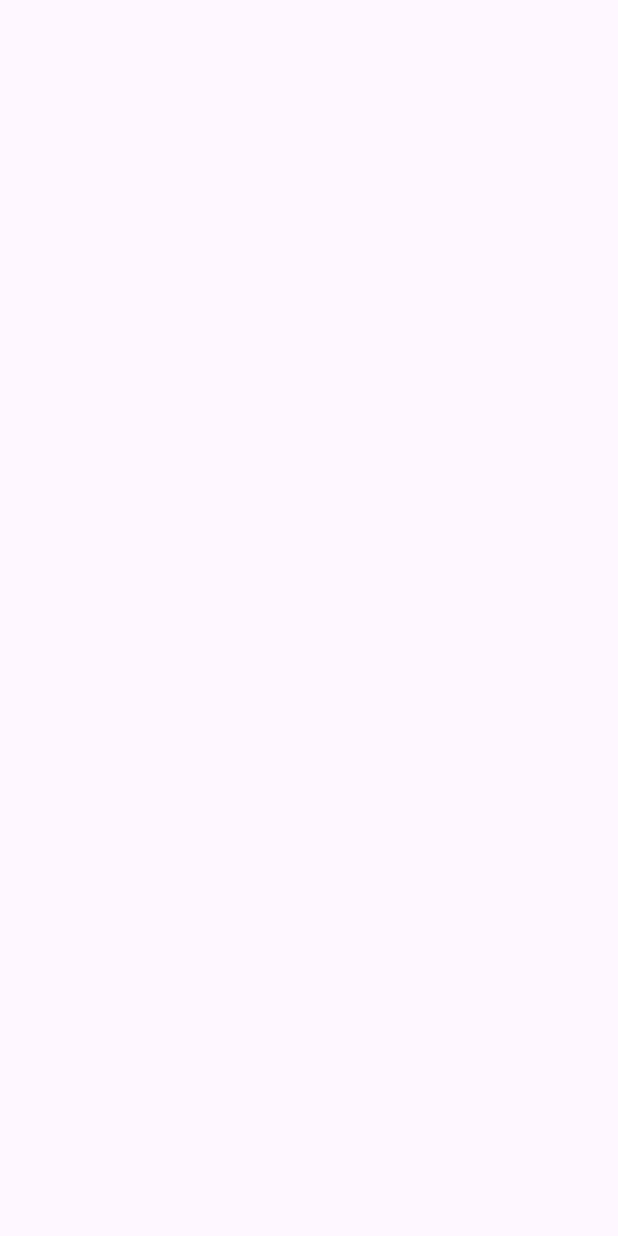
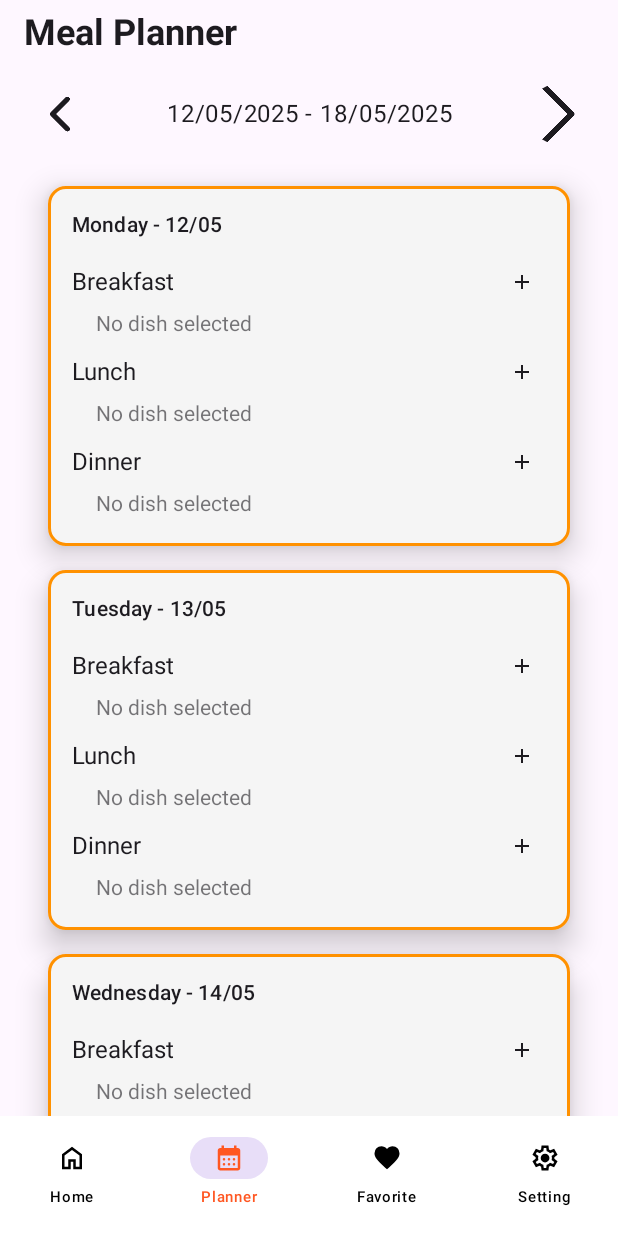
Before and after one commit to neuoavs/MealmeatApp, an Android app built with Jetpack Compose: the MealPlannerScreen screen opened through its navigation route, on a phone screen of 412 x 824 dp. Before the commit the screen is empty. Run offline under Robolectric (Android 15) with nearby library versions, the phone set to English and light mode, and no system bars; pictures from the network do not load.

Commit message:
mealplanner cập nhật

```diff
--- a/app/src/main/java/com/example/mealmeatapp/MainActivity.kt
+++ b/app/src/main/java/com/example/mealmeatapp/MainActivity.kt
@@ -12,10 +12,10 @@ import androidx.compose.ui.Modifier
 import androidx.navigation.compose.NavHost
 import androidx.navigation.compose.composable
 import androidx.navigation.compose.rememberNavController
-
 import com.example.mealmeatapp.ui.theme.MealtimeAppTheme
 import com.example.mealmeatapp.view.FavoriteScreen
 import com.example.mealmeatapp.view.HomeScreen
+import com.example.mealmeatapp.view.MealPlannerScreen
 import com.example.mealmeatapp.view.MealtimeScreen
 import com.example.mealmeatapp.view.ProfileScreen
 import com.example.mealmeatapp.view.ProfileSetupScreen
@@ -28,10 +28,10 @@ import com.example.mealmeatapp.viewmodel.HomeViewModel
 import com.example.mealmeatapp.viewmodel.ProfileSetUpViewModel
 import com.example.mealmeatapp.viewmodel.ProfileViewModel
 import com.example.mealmeatapp.viewmodel.RecipeDetailViewModel
+import com.example.mealmeatapp.viewmodel.RecipePlannerViewModel
 import com.example.mealmeatapp.viewmodel.SettingViewModel
 import com.example.mealmeatapp.viewmodel.SignInViewModel
 import com.example.mealmeatapp.viewmodel.SignUpViewModel
-
 
 class MainActivity : ComponentActivity() {
 
@@ -43,6 +43,7 @@ class MainActivity : ComponentActivity() {
     private val favoriteViewModel: FavoriteViewModel by viewModels()
     private val settingViewModel: SettingViewModel by viewModels()
     private val profileViewModel: ProfileViewModel by viewModels()
+    private val recipePlannerViewModel: RecipePlannerViewModel by viewModels()
 
     @RequiresApi(Build.VERSION_CODES.O)
     override fun onCreate(savedInstanceState: Bundle?) {
@@ -51,7 +52,11 @@ class MainActivity : ComponentActivity() {
             MealtimeAppTheme {
                 val navController = rememberNavController()
                 Scaffold { innerPadding ->
-                        NavHost(navController = navController, startDestination = "meal_time", modifier = Modifier.padding(innerPadding)) {
+                    NavHost(
+                        navController = navController,
+                        startDestination = "meal_time",
+                        modifier = Modifier.padding(innerPadding)
+                    ) {
                         composable("meal_time") {
                             MealtimeScreen(
                                 navController = navController
@@ -89,7 +94,8 @@ class MainActivity : ComponentActivity() {
                                 navController = navController,
                                 homeViewModel = homeViewModel,
                                 recipeDetailViewModel = recipeDetailViewModel,
-                                    profileViewModel = profileViewModel
+                                profileViewModel = profileViewModel,
+                                recipePlannerViewModel = recipePlannerViewModel
                             )
                         }
 
@@ -97,12 +103,17 @@ class MainActivity : ComponentActivity() {
                             RecipeDetailScreen(
                                 navController = navController,
                                 recipeDetailViewModel = recipeDetailViewModel,
-                                    profileViewModel = profileViewModel,
+                                profileViewModel = profileViewModel
                             )
                         }
 
                         composable("planner") {
-
+                            MealPlannerScreen(
+                                navController = navController,
+                                profileViewModel = profileViewModel,
+                                recipeDetailViewModel = recipeDetailViewModel,
+                                recipePlannerViewModel = recipePlannerViewModel
+                            )
                         }
 
                         composable("favorite") {
@@ -113,6 +124,7 @@ class MainActivity : ComponentActivity() {
                                 profileViewModel = profileViewModel
                             )
                         }
+
                         composable("setting") {
                             SettingScreen(
                                 navController = navController,
@@ -127,7 +139,6 @@ class MainActivity : ComponentActivity() {
                                 profileViewModel = profileViewModel
                             )
                         }
-
                     }
                 }
             }
--- a/app/src/main/java/com/example/mealmeatapp/model/Schedule.kt
+++ b/app/src/main/java/com/example/mealmeatapp/model/Schedule.kt
@@ -4,7 +4,7 @@ import com.example.mealmeatapp.apimodel.recipe.Recipe
 import java.time.LocalDate
 
 data class ScheduledMeal(
-    val recipe: Recipe,
+    val recipe : Recipe,
     val date: LocalDate,
     val mealType: MealType // BREAKFAST, LUNCH, DINNER
 )
--- /dev/null
+++ b/app/src/main/java/com/example/mealmeatapp/view/MealPlannerScreen.kt
@@ -0,0 +1,70 @@
+package com.example.mealmeatapp.view
+
+import android.os.Build
+import androidx.annotation.RequiresApi
+import androidx.compose.foundation.layout.padding
+import androidx.compose.material3.Scaffold
+import androidx.compose.runtime.*
+import androidx.compose.ui.Modifier
+import androidx.compose.ui.tooling.preview.Preview
+import androidx.compose.ui.unit.dp
+import androidx.navigation.NavController
+import androidx.navigation.compose.rememberNavController
+import com.example.mealmeatapp.ui.theme.MealtimeAppTheme
+import com.example.mealmeatapp.view.component.BottomNavigationBar
+import com.example.mealmeatapp.view.component.MealPlannerComponent
+import com.example.mealmeatapp.viewmodel.ProfileViewModel
+import com.example.mealmeatapp.viewmodel.RecipeDetailViewModel
+import com.example.mealmeatapp.viewmodel.RecipePlannerViewModel
+import java.time.LocalDate
+import java.time.DayOfWeek
+
+@RequiresApi(Build.VERSION_CODES.O)
+@Composable
+fun MealPlannerScreen(
+    navController: NavController,
+    profileViewModel: ProfileViewModel,
+    recipeDetailViewModel: RecipeDetailViewModel,
+    recipePlannerViewModel: RecipePlannerViewModel
+) {
+    val currentWeekStart = remember {
+        mutableStateOf(LocalDate.now().with(DayOfWeek.MONDAY))
+    }
+
+    Scaffold(
+        bottomBar = { BottomNavigationBar(navController) }
+    ) { padding ->
+        MealPlannerComponent(
+            weekStart = currentWeekStart.value,
+            onPreviousWeek = {
+                currentWeekStart.value = currentWeekStart.value.minusWeeks(1)
+            },
+            onNextWeek = {
+                currentWeekStart.value = currentWeekStart.value.plusWeeks(1)
+            },
+            navController = navController,
+            profileViewModel = profileViewModel,
+            recipeDetailViewModel = recipeDetailViewModel,
+            recipePlannerViewModel = recipePlannerViewModel,
+            modifier = Modifier
+                .padding(padding)
+                .padding(horizontal = 16.dp)
+        )
+    }
+}
+
+@RequiresApi(Build.VERSION_CODES.O)
+@Preview(showBackground = true)
+@Composable
+fun MealPlannerScreenPreview() {
+    MealtimeAppTheme {
+        MealPlannerScreen(
+            navController = rememberNavController(),
+            profileViewModel = ProfileViewModel(),
+            recipeDetailViewModel = RecipeDetailViewModel(),
+            recipePlannerViewModel = RecipePlannerViewModel().apply {
+                setPreviewMode(true)
+            }
+        )
+    }
+}
--- /dev/null
+++ b/app/src/main/java/com/example/mealmeatapp/view/component/MealPlannerComponent.kt
@@ -0,0 +1,322 @@
+package com.example.mealmeatapp.view.component
+
+import android.os.Build
+import androidx.annotation.RequiresApi
+import androidx.compose.foundation.BorderStroke
+import androidx.compose.foundation.background
+import androidx.compose.foundation.clickable
+import androidx.compose.foundation.layout.*
+import androidx.compose.foundation.lazy.LazyColumn
+import androidx.compose.foundation.lazy.items
+import androidx.compose.foundation.shape.RoundedCornerShape
+import androidx.compose.material3.*
+import androidx.compose.runtime.*
+import androidx.compose.ui.Alignment
+import androidx.compose.ui.Modifier
+import androidx.compose.ui.graphics.Color
+import androidx.compose.ui.res.painterResource
+import androidx.compose.ui.text.style.TextAlign
+import androidx.compose.ui.text.style.TextOverflow
+import androidx.compose.ui.unit.dp
+import androidx.compose.ui.window.Dialog
+import androidx.compose.ui.window.DialogProperties
+import androidx.navigation.NavController
+import com.example.mealmeatapp.R
+import com.example.mealmeatapp.apimodel.recipe.Recipe
+import com.example.mealmeatapp.model.MealType
+import com.example.mealmeatapp.viewmodel.ProfileViewModel
+import com.example.mealmeatapp.viewmodel.RecipeDetailViewModel
+import com.example.mealmeatapp.viewmodel.RecipePlannerViewModel
+import java.time.LocalDate
+import java.time.format.DateTimeFormatter
+
+@RequiresApi(Build.VERSION_CODES.O)
+@Composable
+fun MealPlannerComponent(
+    weekStart: LocalDate,
+    onPreviousWeek: () -> Unit,
+    onNextWeek: () -> Unit,
+    navController: NavController,
+    profileViewModel: ProfileViewModel,
+    recipeDetailViewModel: RecipeDetailViewModel,
+    recipePlannerViewModel: RecipePlannerViewModel,
+    modifier: Modifier = Modifier
+) {
+    LazyColumn(modifier = modifier) {
+        item {
+            Text(
+                text = "Meal Planner",
+                style = MaterialTheme.typography.headlineSmall,
+                modifier = Modifier.padding(vertical = 8.dp)
+            )
+            WeekSelector(weekStart, onPreviousWeek, onNextWeek)
+            WeeklyMealPlan(
+                weekStart = weekStart,
+                navController = navController,
+                profileViewModel = profileViewModel,
+                recipeDetailViewModel = recipeDetailViewModel,
+                recipePlannerViewModel = recipePlannerViewModel
+            )
+        }
+    }
+}
+
+@RequiresApi(Build.VERSION_CODES.O)
+@Composable
+fun WeekSelector(
+    weekStart: LocalDate,
+    onPreviousWeek: () -> Unit,
+    onNextWeek: () -> Unit
+) {
+    val formatter = DateTimeFormatter.ofPattern("dd/MM/yyyy")
+    val weekEnd = weekStart.plusDays(6)
+    val weekRange = "${weekStart.format(formatter)} - ${weekEnd.format(formatter)}"
+
+    Row(
+        modifier = Modifier
+            .fillMaxWidth()
+            .padding(vertical = 8.dp),
+        horizontalArrangement = Arrangement.SpaceBetween,
+        verticalAlignment = Alignment.CenterVertically
+    ) {
+        IconButton(onClick = onPreviousWeek) {
+            Icon(
+                painter = painterResource(id = R.drawable.previous),
+                contentDescription = "Previous week"
+            )
+        }
+        Text(
+            text = weekRange,
+            style = MaterialTheme.typography.bodyLarge,
+            modifier = Modifier.weight(1f),
+            textAlign = TextAlign.Center
+        )
+        IconButton(onClick = onNextWeek) {
+            Icon(
+                painter = painterResource(id = R.drawable.next),
+                contentDescription = "Next week"
+            )
+        }
+    }
+}
+
+@RequiresApi(Build.VERSION_CODES.O)
+@Composable
+fun WeeklyMealPlan(
+    weekStart: LocalDate,
+    navController: NavController,
+    profileViewModel: ProfileViewModel,
+    recipeDetailViewModel: RecipeDetailViewModel,
+    recipePlannerViewModel: RecipePlannerViewModel
+) {
+    val daysOfWeek = listOf("Monday", "Tuesday", "Wednesday", "Thursday", "Friday", "Saturday", "Sunday")
+
+    Column(modifier = Modifier.fillMaxWidth().padding(vertical = 8.dp)) {
+        daysOfWeek.forEachIndexed { index, day ->
+            val date = weekStart.plusDays(index.toLong())
+            val formatter = DateTimeFormatter.ofPattern("dd/MM")
+
+            Card(
+                modifier = Modifier
+                    .fillMaxWidth()
+                    .padding(horizontal = 16.dp, vertical = 8.dp),
+                shape = MaterialTheme.shapes.medium,
+                elevation = CardDefaults.cardElevation(defaultElevation = 12.dp),
+                colors = CardDefaults.cardColors(containerColor = Color(0xFFF5F5F5)),
+                border = BorderStroke(2.dp, Color(0xFFFF9100))
+            ) {
+                Column(modifier = Modifier.padding(16.dp)) {
+                    Text(
+                        text = "$day - ${date.format(formatter)}",
+                        style = MaterialTheme.typography.titleSmall
+                    )
+                    Spacer(modifier = Modifier.height(8.dp))
+                    DayMealPlan(
+                        date = date,
+                        navController = navController,
+                        profileViewModel = profileViewModel,
+                        recipeDetailViewModel = recipeDetailViewModel,
+                        recipePlannerViewModel = recipePlannerViewModel
+                    )
+                }
+            }
+        }
+    }
+}
+
+@RequiresApi(Build.VERSION_CODES.O)
+@Composable
+fun DayMealPlan(
+    date: LocalDate,
+    navController: NavController,
+    profileViewModel: ProfileViewModel,
+    recipeDetailViewModel: RecipeDetailViewModel,
+    recipePlannerViewModel: RecipePlannerViewModel
+) {
+    val mealTypes = listOf(MealType.BREAKFAST, MealType.LUNCH, MealType.DINNER)
+    var showDialog by remember { mutableStateOf(false) }
+    var selectedMealType by remember { mutableStateOf<MealType?>(null) }
+    val mealsByType = recipePlannerViewModel.mealsFor(date)
+
+    Column {
+        mealTypes.forEach { mealType ->
+            val mealsForDay = mealsByType[mealType] ?: emptyList()
+
+            Column(modifier = Modifier.fillMaxWidth().padding(vertical = 4.dp)) {
+                Row(
+                    modifier = Modifier.fillMaxWidth(),
+                    horizontalArrangement = Arrangement.SpaceBetween,
+                    verticalAlignment = Alignment.CenterVertically
+                ) {
+                    Text(
+                        text = mealType.name.lowercase().replaceFirstChar { it.uppercase() },
+                        style = MaterialTheme.typography.bodyMedium
+                    )
+                    Icon(
+                        painter = painterResource(id = R.drawable.add),
+                        contentDescription = "Add meal",
+                        modifier = Modifier
+                            .size(32.dp)
+                            .padding(8.dp)
+                            .clickable {
+                                selectedMealType = mealType
+                                showDialog = true
+                            }
+                    )
+                }
+
+                if (mealsForDay.isEmpty()) {
+                    Text(
+                        text = "No dish selected",
+                        style = MaterialTheme.typography.bodySmall,
+                        color = MaterialTheme.colorScheme.onSurface.copy(alpha = 0.6f),
+                        modifier = Modifier.padding(start = 16.dp, top = 4.dp)
+                    )
+                } else {
+                    mealsForDay.forEach { recipe ->
+                        Row(
+                            modifier = Modifier
+                                .fillMaxWidth()
+                                .padding(start = 16.dp, top = 4.dp),
+                            horizontalArrangement = Arrangement.SpaceBetween
+                        ) {
+                            Text(
+                                text = recipe.title,
+                                style = MaterialTheme.typography.bodySmall,
+                                maxLines = 1,
+                                overflow = TextOverflow.Ellipsis,
+                                modifier = Modifier.weight(1f)
+                            )
+                            Icon(
+                                painter = painterResource(id = R.drawable.delete),
+                                contentDescription = "Remove meal",
+                                modifier = Modifier
+                                    .size(24.dp)
+                                    .clickable {
+                                        recipePlannerViewModel.removeMeal(date, mealType, recipe)
+                                    }
+                            )
+                        }
+                    }
+                }
+            }
+        }
+    }
+
+    if (showDialog && selectedMealType != null) {
+        RecipeSelectionDialog(
+            onDismiss = { showDialog = false },
+            onRecipeSelected = { recipe ->
+                recipePlannerViewModel.scheduleMeal(date, selectedMealType!!, recipe)
+                showDialog = false
+            },
+            recipePlannerViewModel = recipePlannerViewModel,
+            profileViewModel = profileViewModel,
+            navController = navController,
+            recipeDetailViewModel = recipeDetailViewModel
+        )
+    }
+}
+
+@Composable
+fun RecipeSelectionDialog(
+    onDismiss: () -> Unit,
+    onRecipeSelected: (Recipe) -> Unit,
+    recipePlannerViewModel: RecipePlannerViewModel,
+    profileViewModel: ProfileViewModel,
+    navController: NavController,
+    recipeDetailViewModel: RecipeDetailViewModel
+) {
+    Dialog(
+        onDismissRequest = onDismiss,
+        properties = DialogProperties(decorFitsSystemWindows = false, usePlatformDefaultWidth = false)
+    ) {
+        Box(
+            modifier = Modifier
+                .fillMaxSize()
+                .background(Color(0xFFF0F8E0))
+        ) {
+            Card(
+                modifier = Modifier
+                    .fillMaxWidth()
+                    .padding(horizontal = 16.dp, vertical = 8.dp)
+                    .align(Alignment.Center),
+                shape = MaterialTheme.shapes.medium,
+                elevation = CardDefaults.cardElevation(defaultElevation = 12.dp),
+                colors = CardDefaults.cardColors(containerColor = Color(0xFFF5F5F5)),
+                border = BorderStroke(2.dp, Color(0xFFFF9100))
+            ) {
+                Column(modifier = Modifier.padding(16.dp)) {
+                    Text(
+                        text = "Select a Recipe",
+                        style = MaterialTheme.typography.titleMedium,
+                        color = Color(0xFFFF9100),
+                        modifier = Modifier.padding(bottom = 16.dp)
+                    )
+                    recipePlannerViewModel.errorMessage?.let { error ->
+                        Text(
+                            text = error,
+                            style = MaterialTheme.typography.bodyMedium,
+                            color = MaterialTheme.colorScheme.error,
+                            modifier = Modifier.padding(bottom = 16.dp)
+                        )
+                    }
+                    if (recipePlannerViewModel.allRecipes.isEmpty()) {
+                        Text(
+                            text = "No recipes available",
+                            style = MaterialTheme.typography.bodyMedium,
+                            color = MaterialTheme.colorScheme.onSurface.copy(alpha = 0.6f),
+                            modifier = Modifier
+                                .fillMaxWidth()
+                                .padding(vertical = 16.dp),
+                            textAlign = TextAlign.Center
+                        )
+                    } else {
+                        LazyColumn(modifier = Modifier.heightIn(max = 300.dp)) {
+                            items(recipePlannerViewModel.allRecipes) { recipe ->
+                                RecipeItemLargePlan(
+                                    navController = navController,
+                                    recipeDetailViewModel = recipeDetailViewModel,
+                                    profileViewModel = profileViewModel,
+                                    recipe = recipe,
+                                    modifier = Modifier
+                                        .fillMaxWidth()
+                                        .clickable { onRecipeSelected(recipe) }
+                                        .background(Color(0xFFFFF3E0), RoundedCornerShape(4.dp))
+                                        .padding(vertical = 4.dp)
+                                )
+                            }
+                        }
+                    }
+                    TextButton(
+                        onClick = onDismiss,
+                        modifier = Modifier.align(Alignment.End),
+                        colors = ButtonDefaults.textButtonColors(contentColor = Color(0xFFFF9100))
+                    ) {
+                        Text("Cancel")
+                    }
+                }
+            }
+        }
+    }
+}
--- a/app/src/main/java/com/example/mealmeatapp/viewmodel/RecipePlannerViewModel.kt
+++ b/app/src/main/java/com/example/mealmeatapp/viewmodel/RecipePlannerViewModel.kt
@@ -1,42 +1,79 @@
 package com.example.mealmeatapp.viewmodel
 
 import androidx.compose.runtime.mutableStateListOf
+import androidx.compose.runtime.mutableStateOf
 import androidx.lifecycle.ViewModel
+import androidx.lifecycle.viewModelScope
 import com.example.mealmeatapp.apimodel.recipe.Recipe
 import com.example.mealmeatapp.model.MealType
 import com.example.mealmeatapp.model.ScheduledMeal
+import com.example.mealmeatapp.apimodel.request.ApiClient
+import kotlinx.coroutines.launch
 import java.time.LocalDate
 
-
 class RecipePlannerViewModel : ViewModel() {
-
-
     private val _schedule = mutableStateListOf<ScheduledMeal>()
     val schedule: List<ScheduledMeal> = _schedule
 
+    private val _allRecipes = mutableStateListOf<Recipe>()
+    val allRecipes: List<Recipe> = _allRecipes
 
+    private val MAX_RECIPES_PER_MEAL = 2
 
-    fun scheduleMeal(date: LocalDate, mealType: MealType, recipe: Recipe) {
-        // loại bỏ nếu đã có cùng date+mealType
-        _schedule.removeAll { it.date == date && it.mealType == mealType }
-        _schedule.add(ScheduledMeal(recipe, date, mealType))
+    private val _errorMessage = mutableStateOf<String?>(null)
+    val errorMessage: String? get() = _errorMessage.value
+
+    init {
+        fetchAllRecipes()
     }
-    fun mealsFor(date: LocalDate): Map<MealType, Recipe?> {
-        return MealType.values().associateWith { type ->
-            _schedule.find { it.date == date && it.mealType == type }?.recipe
+
+    fun setPreviewMode(isPreview: Boolean) {
+        if (isPreview) {
+            _allRecipes.addAll(
+                listOf(
+                    Recipe(id = 1, title = "Mock Recipe 1", summary = "", instructions = ""),
+                    Recipe(id = 2, title = "Mock Recipe 2", summary = "", instructions = "")
+                )
+            )
+        } else {
+            fetchAllRecipes()
         }
     }
 
+    private fun fetchAllRecipes() {
+        viewModelScope.launch {
+            try {
+                val response = ApiClient.apiService.getRandomRecipe(includeTags = "")
+                _allRecipes.clear()
+                _allRecipes.addAll(response.recipes)
+                _errorMessage.value = null
+            } catch (e: Exception) {
+                _errorMessage.value = "Failed to load recipes: ${e.message}"
+            }
+        }
+    }
 
-    /*Note
-    Bang = email, Date, idRecipe
-    Chọn được tuần, ngày
+    fun scheduleMeal(date: LocalDate, mealType: MealType, recipe: Recipe) {
+        val currentMeals = _schedule.count {
+            it.date == date && it.mealType == mealType
+        }
+        if (currentMeals >= MAX_RECIPES_PER_MEAL) {
+            _errorMessage.value = "Maximum $MAX_RECIPES_PER_MEAL recipes allowed for ${mealType.name}"
+            return
+        }
+        _schedule.add(ScheduledMeal(recipe, date, mealType))
+    }
 
-    Mon, Tue, Wed, Thu, Fri, Sat, Sun
-     */
+    fun removeMeal(date: LocalDate, mealType: MealType, recipe: Recipe) {
+        _schedule.removeAll {
+            it.date == date && it.mealType == mealType && it.recipe.id == recipe.id
+        }
+    }
 
-    fun onClickMonday(profileViewModel: ProfileViewModel) {
-
-        //TODO:
+    fun mealsFor(date: LocalDate): Map<MealType, List<Recipe>> {
+        return MealType.values().associateWith { type ->
+            _schedule.filter { it.date == date && it.mealType == type }
+                .map { it.recipe }
+        }
     }
 }
```
Also changed, not shown: app/src/main/java/com/example/mealmeatapp/view/HomeScreen.kt (+7 -5 lines), app/src/main/java/com/example/mealmeatapp/view/component/RecipeItemLargePlan.kt (added, +35 -0 lines), app/src/main/res/drawable/next.png (added), app/src/main/res/drawable/previous.png (added), 1 other file. Lines whose indentation alone changed are shown as unchanged.
